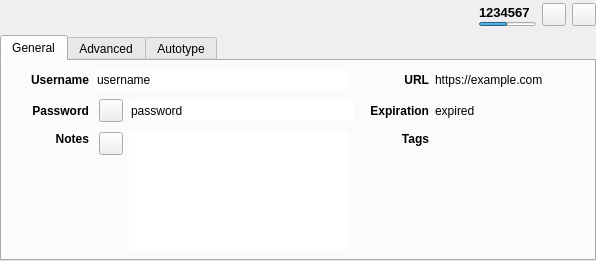
First picture: the form in src/gui/EntryPreviewWidget.ui, repository keepassxreboot/keepassxc, before the edit.
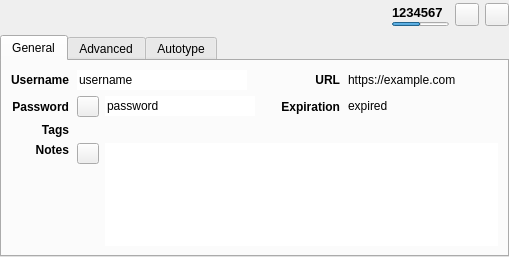
Second picture: the form after the edit. Custom widgets are drawn as their Qt base class.

Commit message:
Improve Entry Preview layout
* Fix #7672 - notes preview spans the entire length of the preview pane again
* Fix #4242 - Allow selecting entry title text in preview
* Improve multi-line tag preview
* Fixup alignment and spacing of fields

```diff
--- a/src/gui/EntryPreviewWidget.ui
+++ b/src/gui/EntryPreviewWidget.ui
@@ -6,8 +6,8 @@
    <rect>
     <x>0</x>
     <y>0</y>
-    <width>596</width>
-    <height>261</height>
+    <width>481</width>
+    <height>257</height>
    </rect>
   </property>
   <layout class="QVBoxLayout" name="verticalLayout_7">
@@ -202,7 +202,70 @@
               <property name="bottomMargin">
                <number>0</number>
               </property>
-              <item row="1" column="1">
+              <property name="horizontalSpacing">
+               <number>8</number>
+              </property>
+              <property name="verticalSpacing">
+               <number>6</number>
+              </property>
+              <item row="0" column="0">
+               <widget class="QLabel" name="entryUsernameTitleLabel">
+                <property name="sizePolicy">
+                 <sizepolicy hsizetype="Minimum" vsizetype="Preferred">
+                  <horstretch>0</horstretch>
+                  <verstretch>0</verstretch>
+                 </sizepolicy>
+                </property>
+                <property name="font">
+                 <font>
+                  <weight>75</weight>
+                  <bold>true</bold>
+                 </font>
+                </property>
+                <property name="layoutDirection">
+                 <enum>Qt::LeftToRight</enum>
+                </property>
+                <property name="text">
+                 <string>Username</string>
+                </property>
+                <property name="alignment">
+                 <set>Qt::AlignRight|Qt::AlignTrailing|Qt::AlignVCenter</set>
+                </property>
+               </widget>
+              </item>
+              <item row="3" column="0">
+               <widget class="QLabel" name="entryNotesTitleLabel">
+                <property name="sizePolicy">
+                 <sizepolicy hsizetype="Minimum" vsizetype="Preferred">
+                  <horstretch>0</horstretch>
+                  <verstretch>0</verstretch>
+                 </sizepolicy>
+                </property>
+                <property name="font">
+                 <font>
+                  <weight>75</weight>
+                  <bold>true</bold>
+                 </font>
+                </property>
+                <property name="text">
+                 <string>Notes</string>
+                </property>
+                <property name="alignment">
+                 <set>Qt::AlignRight|Qt::AlignTop|Qt::AlignTrailing</set>
+                </property>
+               </widget>
+              </item>
+              <item row="2" column="1" colspan="5">
+               <widget class="TagsEdit" name="entryTagsList" native="true">
+                <property name="focusPolicy">
+                 <enum>Qt::ClickFocus</enum>
+                </property>
+                <property name="accessibleName">
+                 <string>Tags list</string>
+                </property>
+               </widget>
+              </item>
+              <item row="1" column="0">
                <widget class="QLabel" name="entryPasswordTitleLabel">
                 <property name="sizePolicy">
                  <sizepolicy hsizetype="Minimum" vsizetype="Preferred">
@@ -224,35 +287,22 @@
                 </property>
                </widget>
               </item>
-              <item row="0" column="0">
-               <spacer name="entryLeftHorizontalSpacer">
-                <property name="orientation">
-                 <enum>Qt::Horizontal</enum>
-                </property>
-                <property name="sizeType">
-                 <enum>QSizePolicy::Fixed</enum>
-                </property>
-                <property name="sizeHint" stdset="0">
-                 <size>
-                  <width>20</width>
-                  <height>20</height>
-                 </size>
-                </property>
-               </spacer>
-              </item>
-              <item row="1" column="2" colspan="2">
+              <item row="1" column="1" colspan="2">
                <layout class="QHBoxLayout" name="horizontalLayout_2" stretch="0,0">
                 <property name="spacing">
                  <number>6</number>
                 </property>
-                <property name="leftMargin">
-                 <number>4</number>
-                </property>
                 <item>
                  <widget class="QToolButton" name="togglePasswordButton">
                   <property name="text">
                    <string/>
                   </property>
+                  <property name="iconSize">
+                   <size>
+                    <width>14</width>
+                    <height>14</height>
+                   </size>
+                  </property>
                   <property name="checkable">
                    <bool>true</bool>
                   </property>
@@ -285,7 +335,109 @@
                 </item>
                </layout>
               </item>
+              <item row="3" column="1" colspan="5">
+               <layout class="QHBoxLayout" name="horizontalLayout_3" stretch="0,0">
+                <property name="spacing">
+                 <number>6</number>
+                </property>
+                <item alignment="Qt::AlignTop">
+                 <widget class="QToolButton" name="toggleEntryNotesButton">
+                  <property name="text">
+                   <string/>
+                  </property>
+                  <property name="iconSize">
+                   <size>
+                    <width>14</width>
+                    <height>14</height>
+                   </size>
+                  </property>
+                  <property name="checkable">
+                   <bool>true</bool>
+                  </property>
+                 </widget>
+                </item>
+                <item>
+                 <widget class="QTextEdit" name="entryNotesTextEdit">
+                  <property name="focusPolicy">
+                   <enum>Qt::ClickFocus</enum>
+                  </property>
+                  <property name="frameShape">
+                   <enum>QFrame::NoFrame</enum>
+                  </property>
+                  <property name="frameShadow">
+                   <enum>QFrame::Plain</enum>
+                  </property>
+                  <property name="lineWidth">
+                   <number>0</number>
+                  </property>
+                  <property name="tabChangesFocus">
+                   <bool>true</bool>
+                  </property>
+                  <property name="readOnly">
+                   <bool>true</bool>
+                  </property>
+                 </widget>
+                </item>
+               </layout>
+              </item>
               <item row="0" column="4">
+               <widget class="QLabel" name="entryUrlTitleLabel">
+                <property name="sizePolicy">
+                 <sizepolicy hsizetype="Minimum" vsizetype="Preferred">
+                  <horstretch>0</horstretch>
+                  <verstretch>0</verstretch>
+                 </sizepolicy>
+                </property>
+                <property name="font">
+                 <font>
+                  <weight>75</weight>
+                  <bold>true</bold>
+                 </font>
+                </property>
+                <property name="text">
+                 <string>URL</string>
+                </property>
+                <property name="alignment">
+                 <set>Qt::AlignRight|Qt::AlignTrailing|Qt::AlignVCenter</set>
+                </property>
+               </widget>
+              </item>
+              <item row="1" column="3">
+               <spacer name="entryMiddleHorizontalSpacer_3">
+                <property name="orientation">
+                 <enum>Qt::Horizontal</enum>
+                </property>
+                <property name="sizeType">
+                 <enum>QSizePolicy::Fixed</enum>
+                </property>
+                <property name="sizeHint" stdset="0">
+                 <size>
+                  <width>10</width>
+                  <height>20</height>
+                 </size>
+                </property>
+               </spacer>
+              </item>
+              <item row="1" column="5">
+               <widget class="QLabel" name="entryExpirationLabel">
+                <property name="sizePolicy">
+                 <sizepolicy hsizetype="Expanding" vsizetype="Preferred">
+                  <horstretch>0</horstretch>
+                  <verstretch>0</verstretch>
+                 </sizepolicy>
+                </property>
+                <property name="focusPolicy">
+                 <enum>Qt::ClickFocus</enum>
+                </property>
+                <property name="text">
+                 <string notr="true">expired</string>
+                </property>
+                <property name="textInteractionFlags">
+                 <set>Qt::LinksAccessibleByMouse|Qt::TextSelectableByMouse</set>
+                </property>
+               </widget>
+              </item>
+              <item row="0" column="3">
                <spacer name="entryMiddleHorizontalSpacer">
                 <property name="orientation">
                  <enum>Qt::Horizontal</enum>
@@ -301,7 +453,20 @@
                 </property>
                </spacer>
               </item>
-              <item row="0" column="6">
+              <item row="4" column="0">
+               <spacer name="verticalSpacer_2">
+                <property name="orientation">
+                 <enum>Qt::Vertical</enum>
+                </property>
+                <property name="sizeHint" stdset="0">
+                 <size>
+                  <width>20</width>
+                  <height>40</height>
+                 </size>
+                </property>
+               </spacer>
+              </item>
+              <item row="0" column="5">
                <widget class="ElidedLabel" name="entryUrlLabel">
                 <property name="sizePolicy">
                  <sizepolicy hsizetype="Expanding" vsizetype="Preferred">
@@ -325,213 +490,12 @@
                  <string notr="true">https://example.com</string>
                 </property>
                 <property name="textInteractionFlags">
-                 <set>Qt::LinksAccessibleByKeyboard|Qt::LinksAccessibleByMouse</set>
-                </property>
-               </widget>
-              </item>
-              <item row="2" column="1">
-               <widget class="QLabel" name="entryNotesTitleLabel">
-                <property name="sizePolicy">
-                 <sizepolicy hsizetype="Minimum" vsizetype="Preferred">
-                  <horstretch>0</horstretch>
-                  <verstretch>0</verstretch>
-                 </sizepolicy>
-                </property>
-                <property name="font">
-                 <font>
-                  <weight>75</weight>
-                  <bold>true</bold>
-                 </font>
-                </property>
-                <property name="text">
-                 <string>Notes</string>
-                </property>
-                <property name="alignment">
-                 <set>Qt::AlignRight|Qt::AlignTop|Qt::AlignTrailing</set>
-                </property>
-               </widget>
-              </item>
-              <item row="1" column="5">
-               <widget class="QLabel" name="entryExpirationTitleLabel">
-                <property name="sizePolicy">
-                 <sizepolicy hsizetype="Minimum" vsizetype="Preferred">
-                  <horstretch>0</horstretch>
-                  <verstretch>0</verstretch>
-                 </sizepolicy>
-                </property>
-                <property name="font">
-                 <font>
-                  <weight>75</weight>
-                  <bold>true</bold>
-                 </font>
-                </property>
-                <property name="text">
-                 <string>Expiration</string>
-                </property>
-                <property name="alignment">
-                 <set>Qt::AlignRight|Qt::AlignTrailing|Qt::AlignVCenter</set>
-                </property>
-               </widget>
-              </item>
-              <item row="1" column="6">
-               <widget class="QLabel" name="entryExpirationLabel">
-                <property name="sizePolicy">
-                 <sizepolicy hsizetype="Expanding" vsizetype="Preferred">
-                  <horstretch>0</horstretch>
-                  <verstretch>0</verstretch>
-                 </sizepolicy>
-                </property>
-                <property name="text">
-                 <string notr="true">expired</string>
-                </property>
-               </widget>
-              </item>
-              <item row="2" column="5" alignment="Qt::AlignTop">
-               <widget class="QLabel" name="entryTagsTitleLabel">
-                <property name="sizePolicy">
-                 <sizepolicy hsizetype="Minimum" vsizetype="Preferred">
-                  <horstretch>0</horstretch>
-                  <verstretch>0</verstretch>
-                 </sizepolicy>
-                </property>
-                <property name="font">
-                 <font>
-                  <weight>75</weight>
-                  <bold>true</bold>
-                 </font>
-                </property>
-                <property name="text">
-                 <string>Tags</string>
-                </property>
-                <property name="alignment">
-                 <set>Qt::AlignRight|Qt::AlignTrailing|Qt::AlignVCenter</set>
-                </property>
-               </widget>
-              </item>
-              <item row="2" column="6" alignment="Qt::AlignTop">
-               <widget class="TagsEdit" name="entryTagsList" native="true">
-                <property name="accessibleName">
-                 <string>Tags list</string>
-                </property>
-               </widget>
-              </item>
-              <item row="2" column="0">
-               <spacer name="entryLeftHorizontalSpacer_5">
-                <property name="orientation">
-                 <enum>Qt::Horizontal</enum>
-                </property>
-                <property name="sizeType">
-                 <enum>QSizePolicy::Fixed</enum>
-                </property>
-                <property name="sizeHint" stdset="0">
-                 <size>
-                  <width>20</width>
-                  <height>20</height>
-                 </size>
-                </property>
-               </spacer>
-              </item>
-              <item row="1" column="0">
-               <spacer name="entryLeftHorizontalSpacer_2">
-                <property name="orientation">
-                 <enum>Qt::Horizontal</enum>
-                </property>
-                <property name="sizeType">
-                 <enum>QSizePolicy::Fixed</enum>
-                </property>
-                <property name="sizeHint" stdset="0">
-                 <size>
-                  <width>20</width>
-                  <height>30</height>
-                 </size>
-                </property>
-               </spacer>
-              </item>
-              <item row="2" column="2">
-               <layout class="QHBoxLayout" name="horizontalLayout_3" stretch="0,0">
-                <property name="spacing">
-                 <number>6</number>
-                </property>
-                <property name="leftMargin">
-                 <number>4</number>
-                </property>
-                <item alignment="Qt::AlignTop">
-                 <widget class="QToolButton" name="toggleEntryNotesButton">
-                  <property name="text">
-                   <string/>
-                  </property>
-                  <property name="checkable">
-                   <bool>true</bool>
-                  </property>
-                 </widget>
-                </item>
-                <item>
-                 <widget class="QTextEdit" name="entryNotesTextEdit">
-                  <property name="focusPolicy">
-                   <enum>Qt::ClickFocus</enum>
-                  </property>
-                  <property name="frameShape">
-                   <enum>QFrame::NoFrame</enum>
-                  </property>
-                  <property name="frameShadow">
-                   <enum>QFrame::Plain</enum>
-                  </property>
-                  <property name="lineWidth">
-                   <number>0</number>
-                  </property>
-                  <property name="tabChangesFocus">
-                   <bool>true</bool>
-                  </property>
-                  <property name="readOnly">
-                   <bool>true</bool>
-                  </property>
-                 </widget>
-                </item>
-               </layout>
-              </item>
-              <item row="0" column="1">
-               <widget class="QLabel" name="entryUsernameTitleLabel">
-                <property name="sizePolicy">
-                 <sizepolicy hsizetype="Minimum" vsizetype="Preferred">
-                  <horstretch>0</horstretch>
-                  <verstretch>0</verstretch>
-                 </sizepolicy>
-                </property>
-                <property name="font">
-                 <font>
-                  <weight>75</weight>
-                  <bold>true</bold>
-                 </font>
-                </property>
-                <property name="layoutDirection">
-                 <enum>Qt::LeftToRight</enum>
-                </property>
-                <property name="text">
-                 <string>Username</string>
-                </property>
-                <property name="alignment">
-                 <set>Qt::AlignRight|Qt::AlignTrailing|Qt::AlignVCenter</set>
+                 <set>Qt::TextBrowserInteraction</set>
                 </property>
                </widget>
               </item>
               <item row="1" column="4">
-               <spacer name="entryMiddleHorizontalSpacer_3">
-                <property name="orientation">
-                 <enum>Qt::Horizontal</enum>
-                </property>
-                <property name="sizeType">
-                 <enum>QSizePolicy::Fixed</enum>
-                </property>
-                <property name="sizeHint" stdset="0">
-                 <size>
-                  <width>10</width>
-                  <height>20</height>
-                 </size>
-                </property>
-               </spacer>
-              </item>
-              <item row="0" column="5">
-               <widget class="QLabel" name="entryUrlTitleLabel">
+               <widget class="QLabel" name="entryExpirationTitleLabel">
                 <property name="sizePolicy">
                  <sizepolicy hsizetype="Minimum" vsizetype="Preferred">
                   <horstretch>0</horstretch>
@@ -545,14 +509,14 @@
                  </font>
                 </property>
                 <property name="text">
-                 <string>URL</string>
+                 <string>Expiration</string>
                 </property>
                 <property name="alignment">
                  <set>Qt::AlignRight|Qt::AlignTrailing|Qt::AlignVCenter</set>
                 </property>
                </widget>
               </item>
-              <item row="0" column="2">
+              <item row="0" column="1">
                <widget class="QLineEdit" name="entryUsernameLabel">
                 <property name="minimumSize">
                  <size>
@@ -580,6 +544,28 @@
                 </property>
                </widget>
               </item>
+              <item row="2" column="0">
+               <widget class="QLabel" name="entryTagsTitleLabel">
+                <property name="sizePolicy">
+                 <sizepolicy hsizetype="Minimum" vsizetype="Preferred">
+                  <horstretch>0</horstretch>
+                  <verstretch>0</verstretch>
+                 </sizepolicy>
+                </property>
+                <property name="font">
+                 <font>
+                  <weight>75</weight>
+                  <bold>true</bold>
+                 </font>
+                </property>
+                <property name="text">
+                 <string>Tags</string>
+                </property>
+                <property name="alignment">
+                 <set>Qt::AlignRight|Qt::AlignTrailing|Qt::AlignVCenter</set>
+                </property>
+               </widget>
+              </item>
              </layout>
             </widget>
            </item>
```
Left out of the diff: 126 changed lines with no effect on the pictures. The commit also changes 2 other files.
